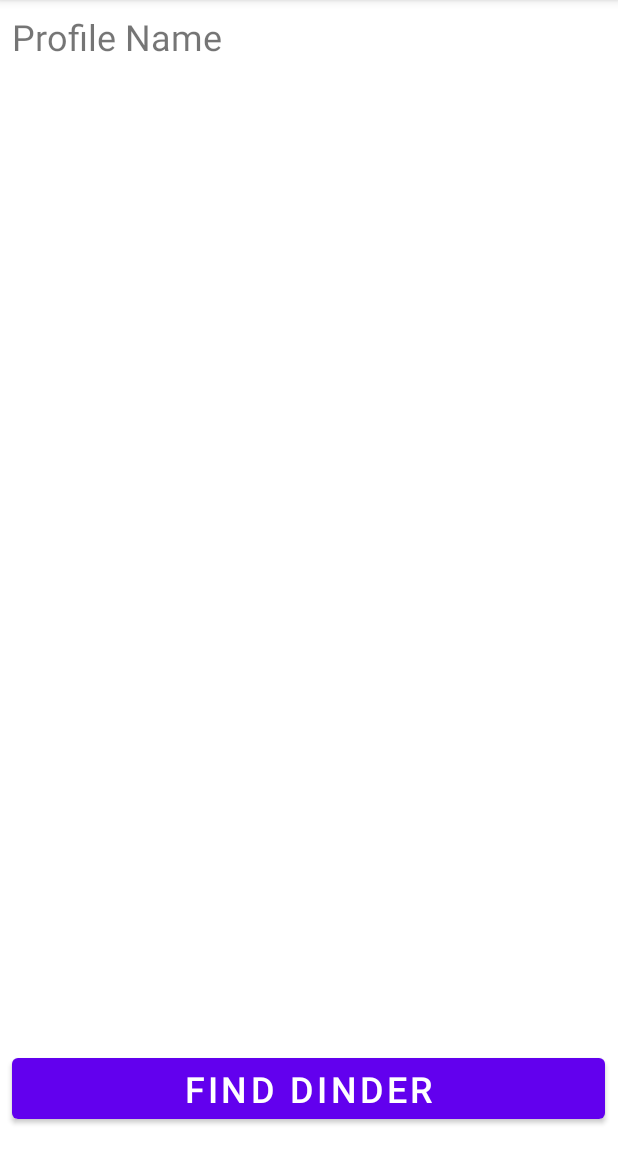
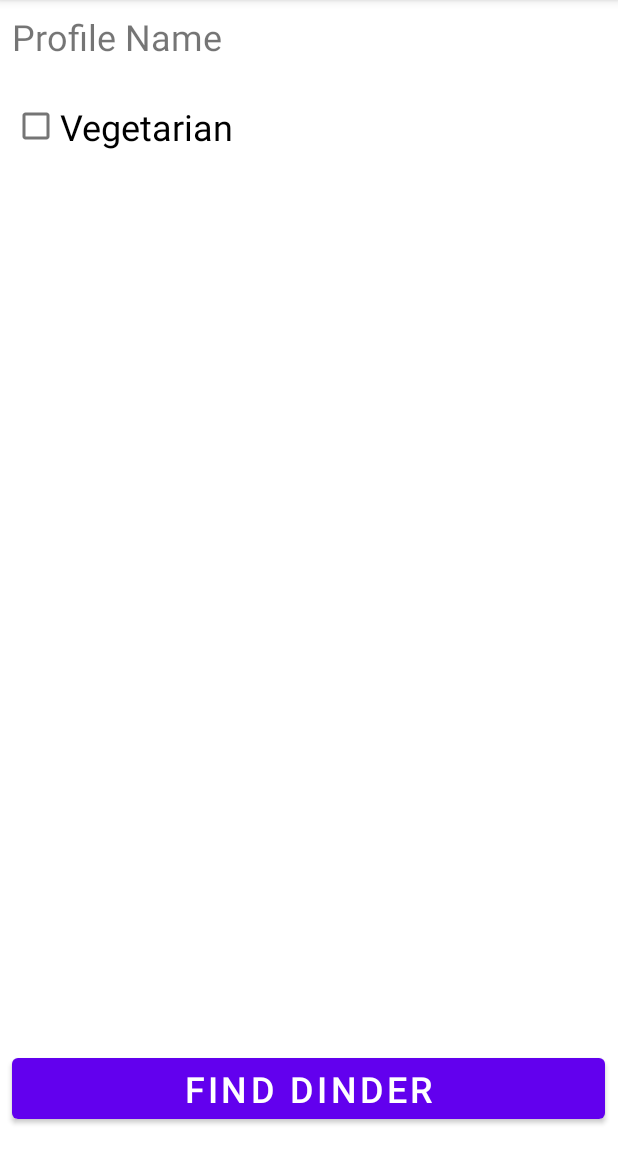
Before and after one commit to mherna31/DinderFE, an Android app: the MainActivity screen opened directly, with no data from a screen before it, on a phone screen of 412 x 824 dp, the part 84-1236 px from its top. Run offline under Robolectric (Android 15) with nearby library versions, the phone set to English and light mode, and no system bars.

Commit message:
Added vegetarian checkbox

```diff
--- a/app/src/main/res/layout/activity_main.xml
+++ b/app/src/main/res/layout/activity_main.xml
@@ -28,4 +28,15 @@
         app:layout_constraintStart_toStartOf="parent"
         app:layout_constraintTop_toTopOf="parent" />
 
+    <CheckBox
+        android:id="@+id/checkBox2"
+        android:layout_width="166dp"
+        android:layout_height="55dp"
+        android:layout_marginStart="8dp"
+        android:layout_marginTop="16dp"
+        android:text="@string/textVegetarian"
+        android:textSize="24sp"
+        app:layout_constraintStart_toStartOf="parent"
+        app:layout_constraintTop_toBottomOf="@+id/textView3" />
+
 </androidx.constraintlayout.widget.ConstraintLayout>
--- a/app/src/main/res/values/strings.xml
+++ b/app/src/main/res/values/strings.xml
@@ -2,5 +2,6 @@
     <string name="app_name">DinderFE</string>
     <string name="textFindDinder">Find Dinder</string>
     <string name="ProfileName">Profile Name</string>
+    <string name="textVegetarian">Vegetarian</string>
 
 </resources>
```
